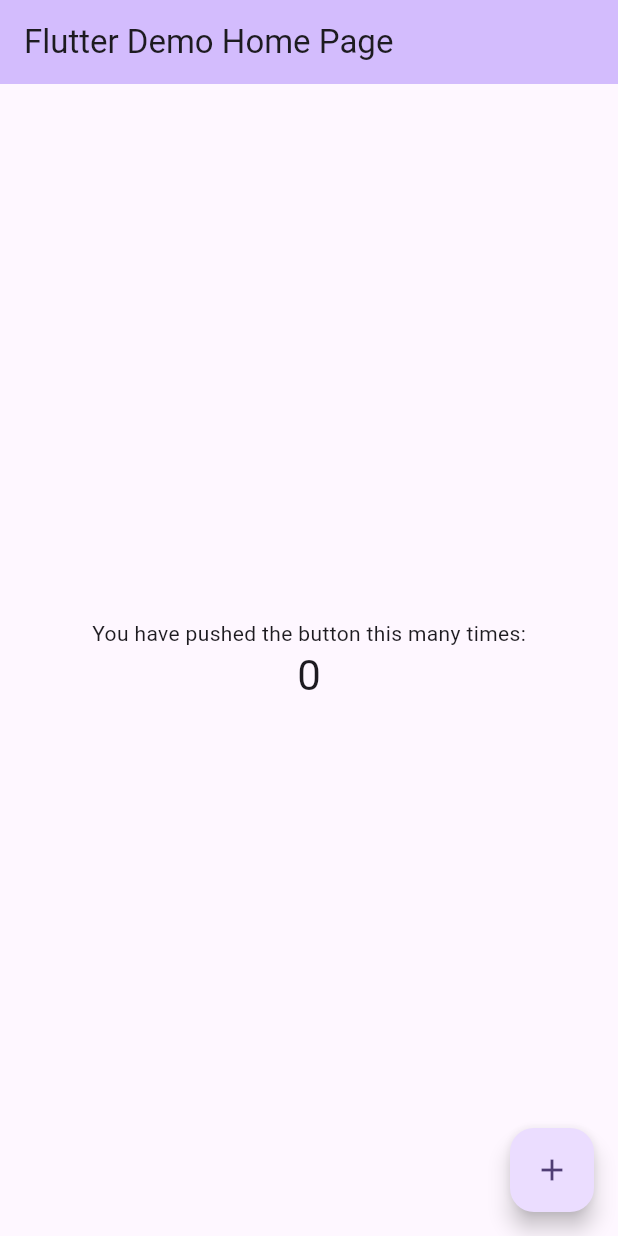
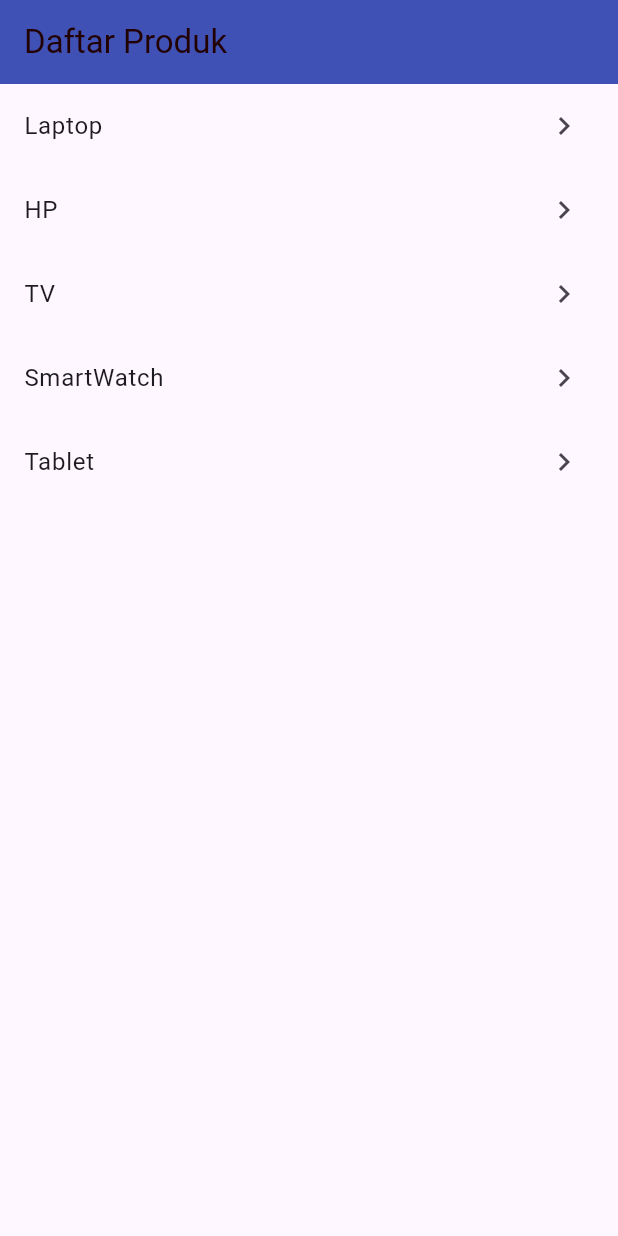
Before and after one commit to Simonexe7/prak_mobile, a Flutter app: the screen it shows after launch, on a phone screen of 412 x 824 dp. Run offline on Flutter 3.47's test engine with Material 3 defaults, Android fonts, the light colour scheme and no system bars.

Commit message:
Commit terbaru

```diff
--- a/lib/main.dart
+++ b/lib/main.dart
@@ -1,4 +1,5 @@
 import 'package:flutter/material.dart';
+import 'package:prak_mobile/detailPage.dart';
 
 void main() {
   runApp(const MyApp());
@@ -7,116 +8,53 @@ void main() {
 class MyApp extends StatelessWidget {
   const MyApp({super.key});
 
-  // This widget is the root of your application.
   @override
   Widget build(BuildContext context) {
     return MaterialApp(
-      title: 'Flutter Demo',
-      theme: ThemeData(
-        // This is the theme of your application.
-        //
-        // TRY THIS: Try running your application with "flutter run". You'll see
-        // the application has a purple toolbar. Then, without quitting the app,
-        // try changing the seedColor in the colorScheme below to Colors.green
-        // and then invoke "hot reload" (save your changes or press the "hot
-        // reload" button in a Flutter-supported IDE, or press "r" if you used
-        // the command line to start the app).
-        //
-        // Notice that the counter didn't reset back to zero; the application
-        // state is not lost during the reload. To reset the state, use hot
-        // restart instead.
-        //
-        // This works for code too, not just values: Most code changes can be
-        // tested with just a hot reload.
-        colorScheme: ColorScheme.fromSeed(seedColor: Colors.deepPurple),
-      ),
-      home: const MyHomePage(title: 'Flutter Demo Home Page'),
+      title: "Navigation Flutter",
+      debugShowCheckedModeBanner: false,
+      home: HomePage(),
     );
   }
 }
 
-class MyHomePage extends StatefulWidget {
-  const MyHomePage({super.key, required this.title});
-
-  // This widget is the home page of your application. It is stateful, meaning
-  // that it has a State object (defined below) that contains fields that affect
-  // how it looks.
-
-  // This class is the configuration for the state. It holds the values (in this
-  // case the title) provided by the parent (in this case the App widget) and
-  // used by the build method of the State. Fields in a Widget subclass are
-  // always marked "final".
-
-  final String title;
-
-  @override
-  State<MyHomePage> createState() => _MyHomePageState();
-}
-
-class _MyHomePageState extends State<MyHomePage> {
-  int _counter = 0;
-
-  void _incrementCounter() {
-    setState(() {
-      // This call to setState tells the Flutter framework that something has
-      // changed in this State, which causes it to rerun the build method below
-      // so that the display can reflect the updated values. If we changed
-      // _counter without calling setState(), then the build method would not be
-      // called again, and so nothing would appear to happen.
-      _counter++;
-    });
-  }
+class HomePage extends StatelessWidget {
+  const HomePage({super.key});
 
   @override
   Widget build(BuildContext context) {
-    // This method is rerun every time setState is called, for instance as done
-    // by the _incrementCounter method above.
-    //
-    // The Flutter framework has been optimized to make rerunning build methods
-    // fast, so that you can just rebuild anything that needs updating rather
-    // than having to individually change instances of widgets.
+    final List<String> products = [
+      'Laptop', 'HP', 'TV', 'SmartWatch', 'Tablet'
+    ];
+    // final List <String> ImagesProduct = [
+    //    'YogaBook.jpg',
+    //    'Xiaomi17.jpeg',
+    //    'smartTv.jpg',
+    //    'itelSmartWatch.jpg',
+    //    'GalaxyTab.jpg',
+    // ];
     return Scaffold(
       appBar: AppBar(
-        // TRY THIS: Try changing the color here to a specific color (to
-        // Colors.amber, perhaps?) and trigger a hot reload to see the AppBar
-        // change color while the other colors stay the same.
-        backgroundColor: Theme.of(context).colorScheme.inversePrimary,
-        // Here we take the value from the MyHomePage object that was created by
-        // the App.build method, and use it to set our appbar title.
-        title: Text(widget.title),
+        title: Text("Daftar Produk"),
+        backgroundColor: Colors.indigo,
+        foregroundColor: const Color.fromARGB(255, 34, 0, 0),
       ),
-      body: Center(
-        // Center is a layout widget. It takes a single child and positions it
-        // in the middle of the parent.
-        child: Column(
-          // Column is also a layout widget. It takes a list of children and
-          // arranges them vertically. By default, it sizes itself to fit its
-          // children horizontally, and tries to be as tall as its parent.
-          //
-          // Column has various properties to control how it sizes itself and
-          // how it positions its children. Here we use mainAxisAlignment to
-          // center the children vertically; the main axis here is the vertical
-          // axis because Columns are vertical (the cross axis would be
-          // horizontal).
-          //
-          // TRY THIS: Invoke "debug painting" (choose the "Toggle Debug Paint"
-          // action in the IDE, or press "p" in the console), to see the
-          // wireframe for each widget.
-          mainAxisAlignment: MainAxisAlignment.center,
-          children: <Widget>[
-            const Text('You have pushed the button this many times:'),
-            Text(
-              '$_counter',
-              style: Theme.of(context).textTheme.headlineMedium,
-            ),
-          ],
-        ),
+      body: ListView.builder(
+        itemCount: products.length,
+        itemBuilder: (context, index) {
+          final product = products[index];
+          // final image   = ImagesProduct[index];
+          return ListTile(
+            title: Text(product),
+            trailing: Icon(Icons.chevron_right),
+            onTap: () {
+              Navigator.push(
+                context,
+                MaterialPageRoute(builder: (context) => DetailPage(itemTitle: product,)));
+            },
+          );
+        },
       ),
-      floatingActionButton: FloatingActionButton(
-        onPressed: _incrementCounter,
-        tooltip: 'Increment',
-        child: const Icon(Icons.add),
-      ), // This trailing comma makes auto-formatting nicer for build methods.
     );
   }
 }
--- a/pubspec.yaml
+++ b/pubspec.yaml
@@ -51,7 +51,9 @@ dev_dependencies:
 
 # The following section is specific to Flutter packages.
 flutter:
-
+  assets:
+  - assets/images/
+  - assets/images/laptop.jpg
   # The following line ensures that the Material Icons font is
   # included with your application, so that you can use the icons in
   # the material Icons class.
```
Also changed, not shown: lib/detailPage.dart (added, +56 -0 lines), assets/images/iphone.jpg (added), assets/images/laptop.jpg (added), assets/images/matepad.jpg (added), assets/images/tv.jpg (added), assets/images/watch.png (added).
